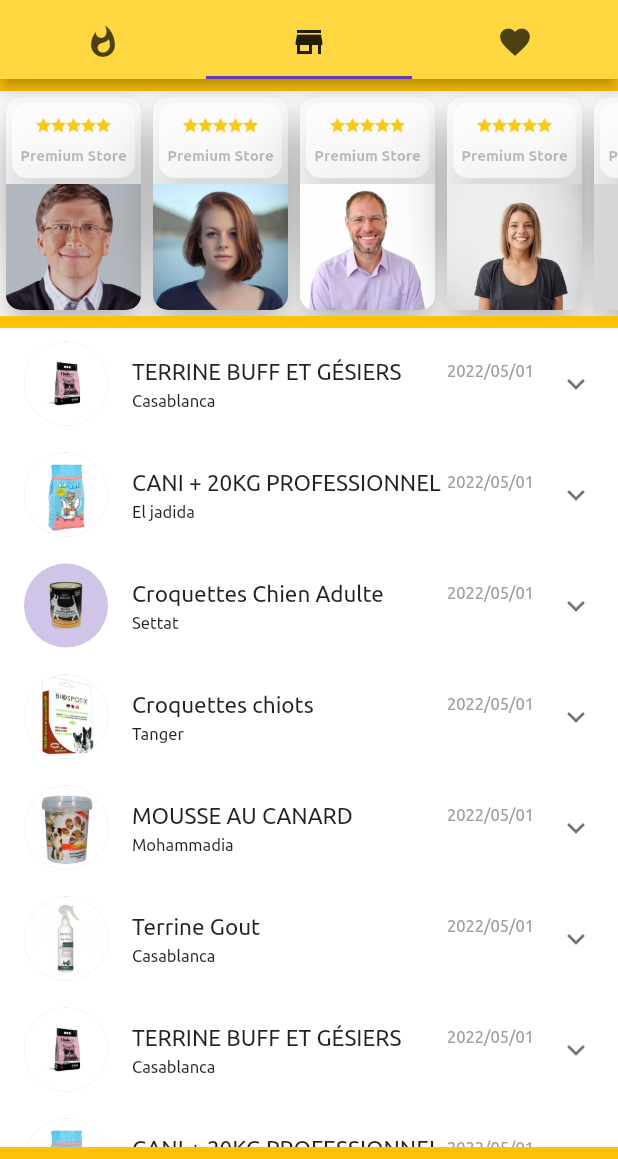
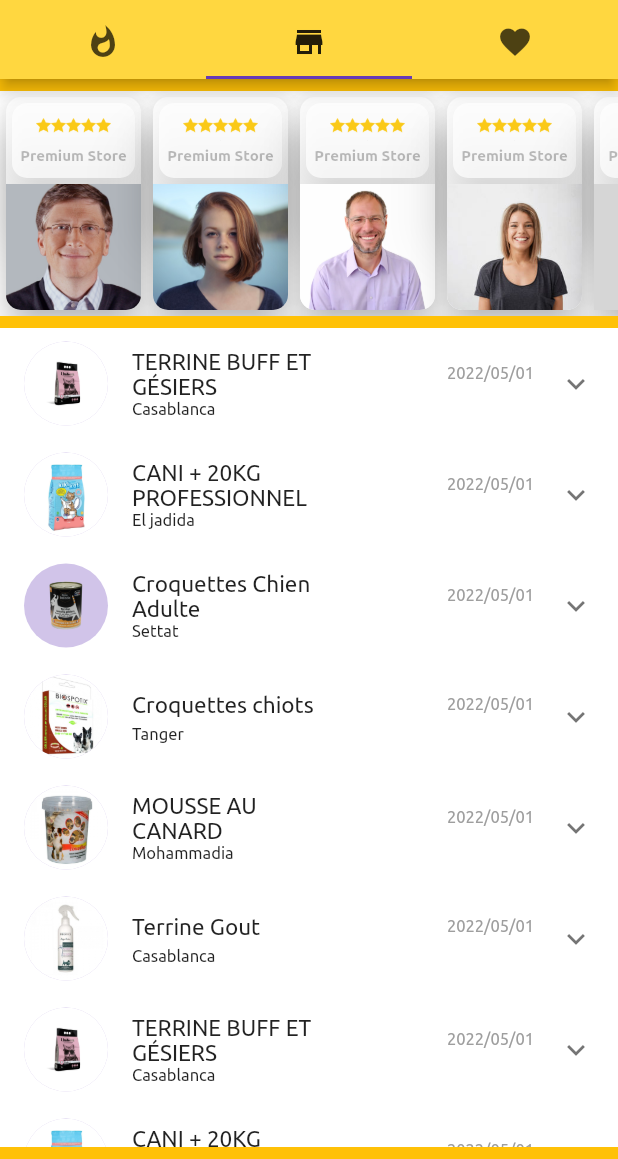
Before and after one commit to balontchy/animale, a Flutter app: the screen it shows after launch, tab 2 chosen, on a phone screen of 412 x 824 dp, the part 77-1236 px from its top. Run offline on Flutter 3.47's test engine with Material 2 defaults, Android fonts, the phone set to English and light mode, and no system bars; our stand-ins replace dropdown_button2; project files that could hold a hidden picture were left out; grey boxes are pictures that could not be loaded.

Commit message:
some edit

```diff
--- a/lib/ui/product/product_data.dart
+++ b/lib/ui/product/product_data.dart
@@ -40,16 +40,16 @@ class _ProductDataState extends State<ProductData> {
                 //add title and date
                 title: Row(
                   mainAxisAlignment: MainAxisAlignment.spaceBetween,
-                  children: [
-                    Text(item['name'], style: const TextStyle(fontSize: 15,
-                        fontFamily: 'ubuntu')),
-                    const Text(
+                  children:  [
+                    Flexible(child: Text(item['name'], style: const TextStyle(fontSize: 15,
+                        fontFamily: 'ubuntu'))),
+                    const Flexible(child:Text(
                         '2022/05/01', style: TextStyle(fontFamily: 'ubuntu',
                         fontSize: 11,
                         fontWeight: FontWeight.normal,
                         color: Colors.grey
 
-                    ))
+                    )))
                   ],),
                 subtitle: Text(item['city'], style: const TextStyle(fontSize: 11
                     , fontFamily: 'ubuntu'),),
@@ -62,19 +62,21 @@ class _ProductDataState extends State<ProductData> {
                       mainAxisAlignment: MainAxisAlignment.spaceBetween,
                       children: [
 
-                        Text(item['name'], style: const TextStyle(fontSize: 15,
-                            fontFamily: 'ubuntu'),),
+                        Flexible(
+                          child: Text(item['name'], style: const TextStyle(fontSize: 15,
+                              fontFamily: 'ubuntu'),),
+                        ),
                         imageStore(),
                       ],),
                     subtitle: Column(
                       crossAxisAlignment: CrossAxisAlignment.start,
                       children: [
                         const SizedBox(height: 4,),
-                        Text("Region: " + item['city']),
+                        Flexible(child: Text("Region: " + item['city'])),
                         const SizedBox(height: 4,),
-                        Text("Prix  : " + item['prix'].toString() + " Dh"),
+                        Flexible(child: Text("Prix  : ${item['prix']} Dh")),
                         const SizedBox(height: 10,),
-                        Text(item['description']),
+                        Flexible(child: Text(item['description'])),
                         SingleChildScrollView(
                           scrollDirection: Axis.horizontal,
                           //this region is for images
```
Also changed, not shown: lib/ui/animale/animale_data.dart (+8 -7 lines), lib/ui/home/homeapp.dart (+8 -5 lines).
